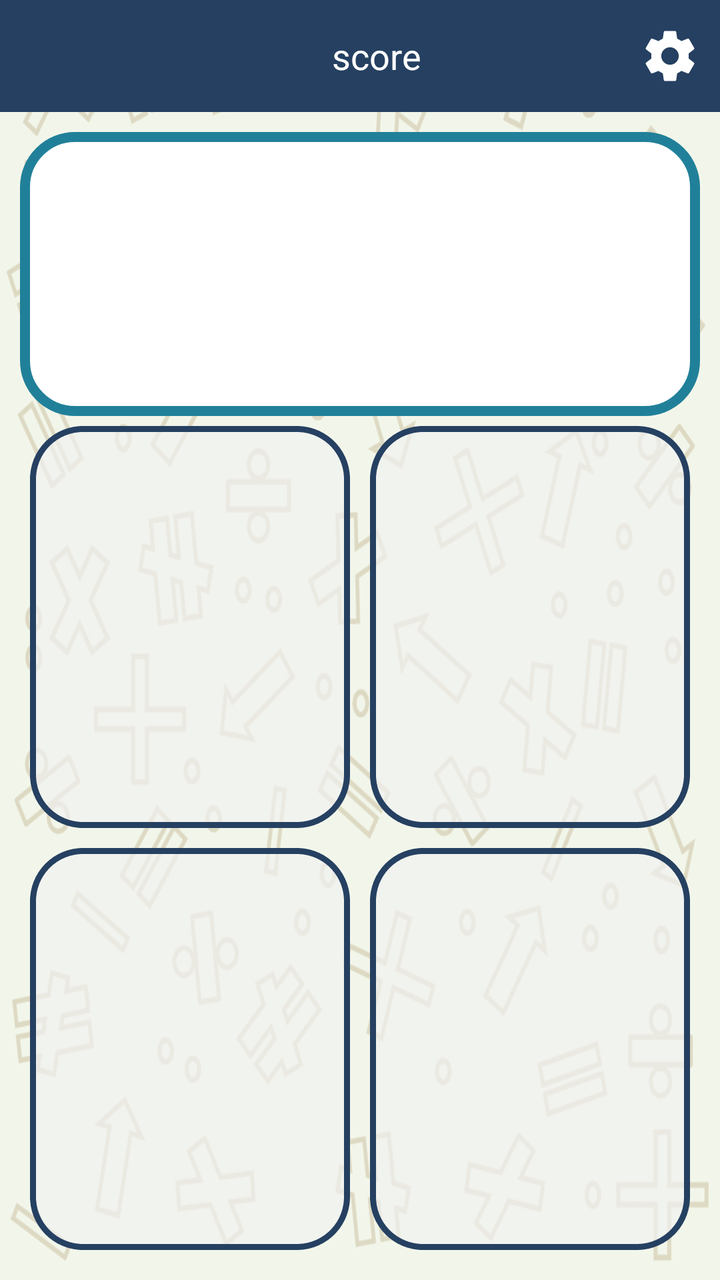
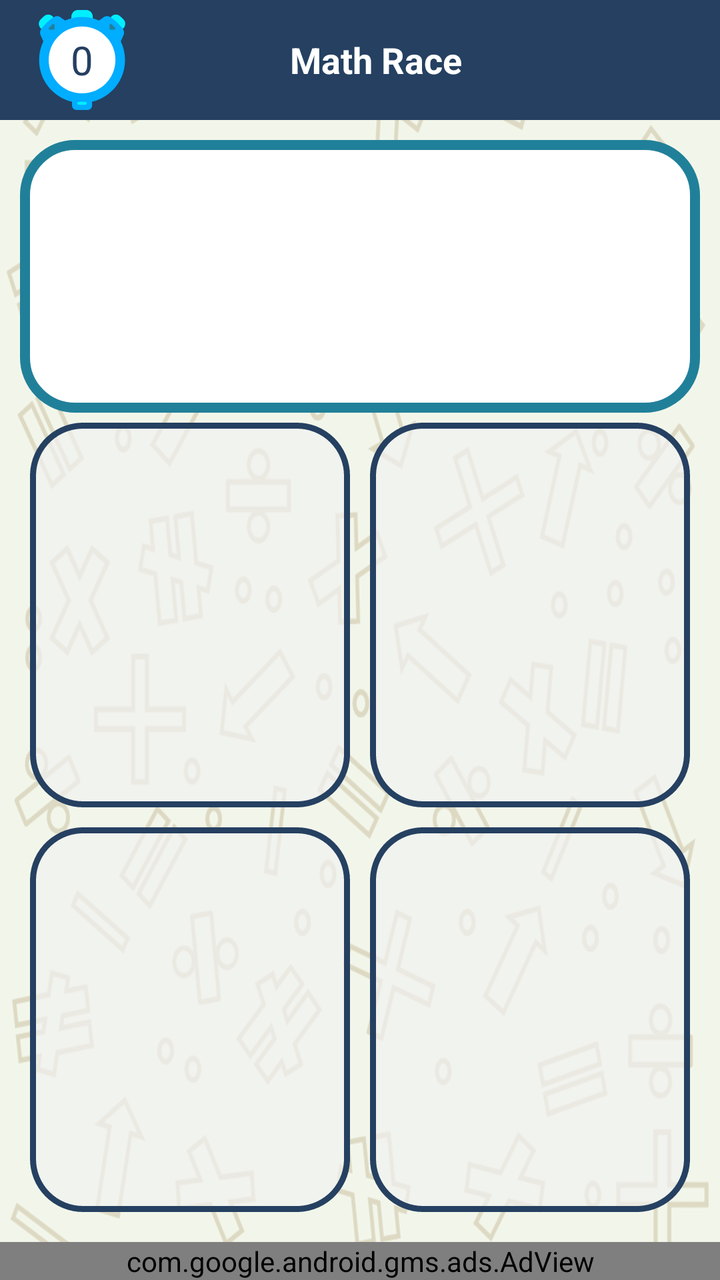

Two renders of the same Android screen: before a commit and after it. Below are the layout's source before the change and the commit's diff.
<!-- AndroidManifest.xml: application theme AppTheme -->
<!-- res/layout/activity_fast_quiz.xml -->
<?xml version="1.0" encoding="utf-8"?>
<RelativeLayout xmlns:android="http://schemas.android.com/apk/res/android"
    xmlns:app="http://schemas.android.com/apk/res-auto"
    xmlns:tools="http://schemas.android.com/tools"
    android:background="@drawable/app_background"
    android:id="@+id/fast_quiz_layout"
    android:layout_width="match_parent"
    android:layout_height="match_parent">

    <android.support.v7.widget.Toolbar
        android:id="@+id/fast_quiz_toolbar"
        android:layout_width="match_parent"
        android:layout_height="wrap_content"
        android:layout_alignParentTop="true"
        android:background="@color/colorPrimary">

        <RelativeLayout

            android:layout_width="match_parent"
            android:layout_height="match_parent">

            <TextView
                android:id="@+id/fast_quiz_tv_score"
                android:layout_width="wrap_content"
                android:layout_height="wrap_content"
                android:layout_alignParentTop="true"
                android:layout_centerHorizontal="true"
                android:layout_centerVertical="true"
                android:gravity="center_horizontal"
                android:text="score"
                android:textColor="@color/colorWhite"
                android:textSize="18sp" />

            <ImageView
                android:id="@+id/fast_quiz_iv_setting"
                android:layout_width="50dp"
                android:layout_height="50dp"
                android:layout_alignParentEnd="true"
                android:layout_centerVertical="true"
                android:padding="10dp"
                android:src="@drawable/ic_settings_black_24dp" />
        </RelativeLayout>
    </android.support.v7.widget.Toolbar>

    <LinearLayout
        android:layout_width="match_parent"
        android:layout_height="match_parent"
        android:layout_above="@id/fast_quiz_btn_retry"
        android:layout_below="@id/fast_quiz_toolbar"
        android:orientation="vertical"
        android:padding="10dp">

        <TextView
            android:id="@+id/fast_quiz_tv_question"
            android:layout_width="match_parent"
            android:layout_height="wrap_content"
            android:layout_weight="1"
            android:background="@drawable/question_background"
            android:gravity="center"
            android:text=""
            android:textSize="30sp" />

        <LinearLayout
            android:layout_width="match_parent"
            android:layout_height="wrap_content"
            android:layout_weight="1.5"
            android:orientation="horizontal"
            android:weightSum="2">

            <Button
                android:id="@+id/fast_quiz_btn_answer1"
                android:layout_width="0dp"
                android:layout_height="match_parent"
                android:layout_margin="5dp"
                android:layout_weight="1"
                android:background="@drawable/answers_background"
                android:text=""
                android:textSize="32sp"
                android:textStyle="bold" />

            <Button
                android:id="@+id/fast_quiz_btn_answer2"
                android:layout_width="0dp"
                android:layout_height="match_parent"
                android:layout_margin="5dp"
                android:layout_weight="1"
                android:background="@drawable/answers_background"
                android:text=""
                android:textSize="32sp"
                android:textStyle="bold" />
        </LinearLayout>

        <LinearLayout
            android:layout_width="match_parent"
            android:layout_height="wrap_content"
            android:layout_weight="1.5"
            android:orientation="horizontal">

            <Button
                android:id="@+id/fast_quiz_btn_answer3"
                android:layout_width="0dp"
                android:layout_height="match_parent"
                android:layout_margin="5dp"
                android:layout_weight="1"
                android:background="@drawable/answers_background"
                android:text=""
                android:textSize="32sp"
                android:textStyle="bold" />

            <Button
                android:id="@+id/fast_quiz_btn_answer4"
                android:layout_width="0dp"
                android:layout_height="match_parent"
                android:layout_margin="5dp"
                android:layout_weight="1"
                android:background="@drawable/answers_background"
                android:text=""
                android:textSize="32sp"
                android:textStyle="bold" />
        </LinearLayout>
    </LinearLayout>


    <Button
        android:id="@+id/fast_quiz_btn_retry"
        android:layout_width="wrap_content"
        android:layout_height="wrap_content"
        android:layout_alignParentBottom="true"
        android:layout_centerInParent="true"
        android:layout_marginBottom="10dp"
        android:text="retry"
        android:visibility="gone" />
</RelativeLayout>
<!-- resources referenced by this layout -->
<resources>
  <color name="colorPrimary">#254061</color>
  <color name="colorWhite">#FFF</color>
  <!-- drawable answers_background (drawable) -->
  <?xml version="1.0" encoding="utf-8"?>
  <shape xmlns:android="http://schemas.android.com/apk/res/android">
      <corners android:radius="25dp" />
      <solid android:color="#AAf2f2f2"/>
      <stroke
          android:color="@color/colorPrimaryDark"
          android:width="3dp"
          android:dashWidth="5dp" />
  </shape>
  <!-- drawable app_background: png bitmap (drawable-hdpi, 76013 bytes) -->
  <!-- drawable ic_settings_black_24dp (drawable) -->
  <vector xmlns:android="http://schemas.android.com/apk/res/android"
          android:width="24dp"
          android:height="24dp"
          android:viewportWidth="24.0"
          android:viewportHeight="24.0">
      <path
          android:fillColor="#FFFFFFFF"
          android:pathData="M19.43,12.98c0.04,-0.32 0.07,-0.64 0.07,-0.98s-0.03,-0.66 -0.07,-0.98l2.11,-1.65c0.19,-0.15 0.24,-0.42 0.12,-0.64l-2,-3.46c-0.12,-0.22 -0.39,-0.3 -0.61,-0.22l-2.49,1c-0.52,-0.4 -1.08,-0.73 -1.69,-0.98l-0.38,-2.65C14.46,2.18 14.25,2 14,2h-4c-0.25,0 -0.46,0.18 -0.49,0.42l-0.38,2.65c-0.61,0.25 -1.17,0.59 -1.69,0.98l-2.49,-1c-0.23,-0.09 -0.49,0 -0.61,0.22l-2,3.46c-0.13,0.22 -0.07,0.49 0.12,0.64l2.11,1.65c-0.04,0.32 -0.07,0.65 -0.07,0.98s0.03,0.66 0.07,0.98l-2.11,1.65c-0.19,0.15 -0.24,0.42 -0.12,0.64l2,3.46c0.12,0.22 0.39,0.3 0.61,0.22l2.49,-1c0.52,0.4 1.08,0.73 1.69,0.98l0.38,2.65c0.03,0.24 0.24,0.42 0.49,0.42h4c0.25,0 0.46,-0.18 0.49,-0.42l0.38,-2.65c0.61,-0.25 1.17,-0.59 1.69,-0.98l2.49,1c0.23,0.09 0.49,0 0.61,-0.22l2,-3.46c0.12,-0.22 0.07,-0.49 -0.12,-0.64l-2.11,-1.65zM12,15.5c-1.93,0 -3.5,-1.57 -3.5,-3.5s1.57,-3.5 3.5,-3.5 3.5,1.57 3.5,3.5 -1.57,3.5 -3.5,3.5z"/>
  </vector>
  <!-- drawable question_background (drawable) -->
  <?xml version="1.0" encoding="utf-8"?>
  <shape xmlns:android="http://schemas.android.com/apk/res/android">
      <solid android:color="@color/colorWhite" />
      <corners android:radius="25dp" />
      <stroke
          android:width="5dp"
          android:color="@color/dark_two" />
  </shape>
  <style name="AppTheme" parent="Theme.AppCompat.Light.DarkActionBar">
          
          <item name="colorPrimary">@color/colorPrimary</item>
          <item name="colorPrimaryDark">@color/colorPrimaryDark</item>
          <item name="colorAccent">@color/colorAccent</item>
      </style>
  <color name="colorPrimaryDark">#254061</color>
  <color name="dark_two">#218099</color>
  <color name="colorAccent">#00adff</color>
</resources>

<!-- the commit's change to res/layout/activity_fast_quiz.xml (unified diff, before → after) -->
@@ -2,10 +2,11 @@
 <RelativeLayout xmlns:android="http://schemas.android.com/apk/res/android"
     xmlns:app="http://schemas.android.com/apk/res-auto"
     xmlns:tools="http://schemas.android.com/tools"
-    android:background="@drawable/app_background"
     android:id="@+id/fast_quiz_layout"
     android:layout_width="match_parent"
-    android:layout_height="match_parent">
+    android:layout_height="match_parent"
+    android:background="@drawable/app_background"
+    android:layoutDirection="ltr">
 
     <android.support.v7.widget.Toolbar
         android:id="@+id/fast_quiz_toolbar"
@@ -15,7 +16,8 @@
         android:background="@color/colorPrimary">
 
         <RelativeLayout
-
+            android:layout_marginTop="5dp"
+            android:layout_marginBottom="5dp"
             android:layout_width="match_parent"
             android:layout_height="match_parent">
 
@@ -27,25 +29,30 @@
                 android:layout_centerHorizontal="true"
                 android:layout_centerVertical="true"
                 android:gravity="center_horizontal"
-                android:text="score"
+                android:text="@string/app_name"
+                android:textStyle="bold"
                 android:textColor="@color/colorWhite"
                 android:textSize="18sp" />
 
-            <ImageView
-                android:id="@+id/fast_quiz_iv_setting"
+            <TextView
+                android:id="@+id/fast_quiz_tv_timer"
                 android:layout_width="50dp"
                 android:layout_height="50dp"
-                android:layout_alignParentEnd="true"
+                android:layout_alignParentLeft="true"
                 android:layout_centerVertical="true"
-                android:padding="10dp"
-                android:src="@drawable/ic_settings_black_24dp" />
+                android:background="@drawable/ic_chronometer"
+                android:gravity="center"
+                android:text="0"
+                android:textColor="@color/colorPrimaryDark"
+                android:textSize="20sp" />
         </RelativeLayout>
     </android.support.v7.widget.Toolbar>
 
     <LinearLayout
+        android:id="@+id/fast_quiz_quiz_layout"
         android:layout_width="match_parent"
         android:layout_height="match_parent"
-        android:layout_above="@id/fast_quiz_btn_retry"
+        android:layout_above="@id/adView"
         android:layout_below="@id/fast_quiz_toolbar"
         android:orientation="vertical"
         android:padding="10dp">
@@ -120,14 +127,13 @@
         </LinearLayout>
     </LinearLayout>
 
-
-    <Button
-        android:id="@+id/fast_quiz_btn_retry"
-        android:layout_width="wrap_content"
+    <com.google.android.gms.ads.AdView xmlns:ads="http://schemas.android.com/apk/res-auto"
+        android:id="@+id/adView"
+        android:layout_width="match_parent"
         android:layout_height="wrap_content"
         android:layout_alignParentBottom="true"
-        android:layout_centerInParent="true"
-        android:layout_marginBottom="10dp"
-        android:text="retry"
-        android:visibility="gone" />
+        android:layout_centerHorizontal="true"
+        ads:adSize="SMART_BANNER"
+        ads:adUnitId="ca-app-pub-3940256099942544/6300978111" />
+
 </RelativeLayout>
<!-- resource entries referenced after the edit -->
@@ -13,16 +13,7 @@
           android:dashWidth="5dp" />
   </shape>
   <!-- drawable app_background: png bitmap (drawable-hdpi, 76013 bytes) -->
-  <!-- drawable ic_settings_black_24dp (drawable) -->
-  <vector xmlns:android="http://schemas.android.com/apk/res/android"
-          android:width="24dp"
-          android:height="24dp"
-          android:viewportWidth="24.0"
-          android:viewportHeight="24.0">
-      <path
-          android:fillColor="#FFFFFFFF"
-          android:pathData="M19.43,12.98c0.04,-0.32 0.07,-0.64 0.07,-0.98s-0.03,-0.66 -0.07,-0.98l2.11,-1.65c0.19,-0.15 0.24,-0.42 0.12,-0.64l-2,-3.46c-0.12,-0.22 -0.39,-0.3 -0.61,-0.22l-2.49,1c-0.52,-0.4 -1.08,-0.73 -1.69,-0.98l-0.38,-2.65C14.46,2.18 14.25,2 14,2h-4c-0.25,0 -0.46,0.18 -0.49,0.42l-0.38,2.65c-0.61,0.25 -1.17,0.59 -1.69,0.98l-2.49,-1c-0.23,-0.09 -0.49,0 -0.61,0.22l-2,3.46c-0.13,0.22 -0.07,0.49 0.12,0.64l2.11,1.65c-0.04,0.32 -0.07,0.65 -0.07,0.98s0.03,0.66 0.07,0.98l-2.11,1.65c-0.19,0.15 -0.24,0.42 -0.12,0.64l2,3.46c0.12,0.22 0.39,0.3 0.61,0.22l2.49,-1c0.52,0.4 1.08,0.73 1.69,0.98l0.38,2.65c0.03,0.24 0.24,0.42 0.49,0.42h4c0.25,0 0.46,-0.18 0.49,-0.42l0.38,-2.65c0.61,-0.25 1.17,-0.59 1.69,-0.98l2.49,1c0.23,0.09 0.49,0 0.61,-0.22l2,-3.46c0.12,-0.22 0.07,-0.49 -0.12,-0.64l-2.11,-1.65zM12,15.5c-1.93,0 -3.5,-1.57 -3.5,-3.5s1.57,-3.5 3.5,-3.5 3.5,1.57 3.5,3.5 -1.57,3.5 -3.5,3.5z"/>
-  </vector>
+  <!-- drawable ic_chronometer: vector/xml drawable (drawable, 2892 chars, omitted) -->
   <!-- drawable question_background (drawable) -->
   <?xml version="1.0" encoding="utf-8"?>
   <shape xmlns:android="http://schemas.android.com/apk/res/android">
@@ -32,6 +23,7 @@
           android:width="5dp"
           android:color="@color/dark_two" />
   </shape>
+  <string name="app_name">Math Race</string>
   <style name="AppTheme" parent="Theme.AppCompat.Light.DarkActionBar">
           
           <item name="colorPrimary">@color/colorPrimary</item>
